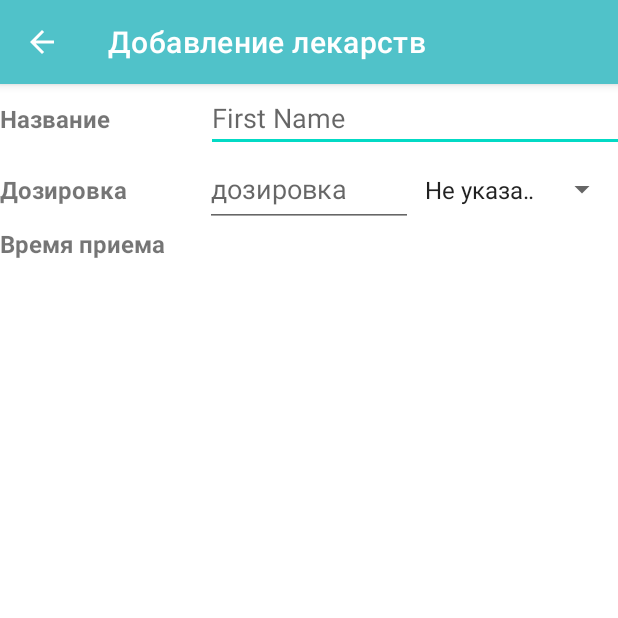
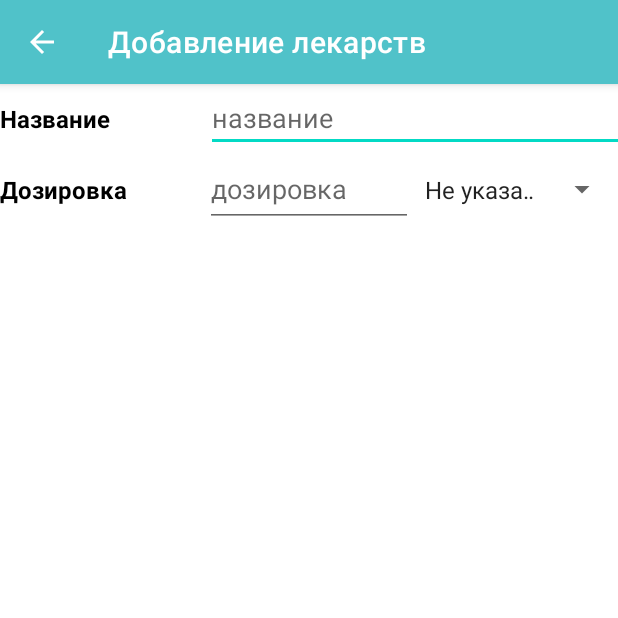
Before and after one commit to Rasul-max-oss/Android-App-medication-planning, an Android app: the MainActivity2 screen opened directly, with no data from a screen before it, on a phone screen of 412 x 824 dp, the top half of it. Run offline under Robolectric (Android 15) with nearby library versions, the phone set to English and light mode, and no system bars; 1 statement that could not run was skipped.

```diff
--- a/app/src/main/res/layout/activity_main2.xml
+++ b/app/src/main/res/layout/activity_main2.xml
@@ -19,6 +19,7 @@
            android:layout_width="0dp"
            android:layout_height="wrap_content"
            android:layout_weight="1"
+           android:textColor="@color/black"
            android:text="Название"
            android:textStyle="bold"
            android:textSize="16dp"
@@ -29,7 +30,7 @@
            android:layout_width="0dp"
            android:layout_height="wrap_content"
            android:layout_weight="3"
-           android:hint="First Name" />
+           android:hint="название" />
    </LinearLayout>
 
     <LinearLayout
@@ -43,6 +44,7 @@
             android:layout_width="0dp"
             android:layout_height="29dp"
             android:layout_weight="1"
+            android:textColor="@color/black"
             android:text="Дозировка"
             android:textStyle="bold"
             android:textSize="16dp"
@@ -65,22 +67,4 @@
 
     </LinearLayout>
 
-    <LinearLayout
-        android:layout_width="match_parent"
-        android:layout_height="wrap_content"
-        android:orientation="horizontal"
-        android:weightSum="3">
-
-        <TextView
-            android:text="Время приема"
-            android:layout_weight="1"
-            android:layout_width="0dp"
-            android:layout_height="50dp"
-            android:textStyle="bold"
-            android:textSize="16dp"
-
-            />
-
-    </LinearLayout>
-
 </LinearLayout>
--- a/app/src/main/res/layout/activity_main3.xml
+++ b/app/src/main/res/layout/activity_main3.xml
@@ -25,7 +25,7 @@
         android:layout_height="70dp"
         android:layout_marginTop="36dp"
         android:layout_marginHorizontal="26dp"
-        android:text="Select Time"
+        android:text="Выбрать время"
         android:textSize="26dp"/>
 
     <Button
@@ -34,7 +34,7 @@
         android:layout_height="70dp"
         android:layout_marginTop="8dp"
         android:layout_marginHorizontal="26dp"
-        android:text="Set Alarm"
+        android:text="Установить"
         android:textSize="26dp"/>
 
     <Button
@@ -43,7 +43,7 @@
         android:layout_height="70dp"
         android:layout_marginTop="8dp"
         android:layout_marginHorizontal="26dp"
-        android:text="Cancel Alarm"
+        android:text="Отменить"
         android:textSize="26dp"/>
 
 </LinearLayout>
--- a/app/src/main/res/layout/activity_med.xml
+++ b/app/src/main/res/layout/activity_med.xml
@@ -27,5 +27,4 @@
         android:clickable="true"
         app:srcCompat="@drawable/add_medication_white_24" />
 
-
 </RelativeLayout>
```
Also changed, not shown: app/src/main/java/com/example/database/TabletCursorAdapter.java (+14 -2 lines), app/src/main/res/layout/tablet_item.xml (+13 -6 lines), app/src/main/res/drawable/minus.png (added).
